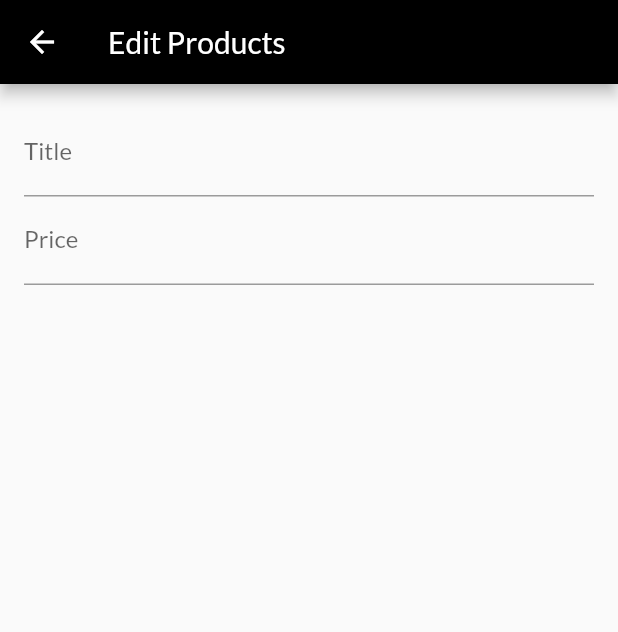
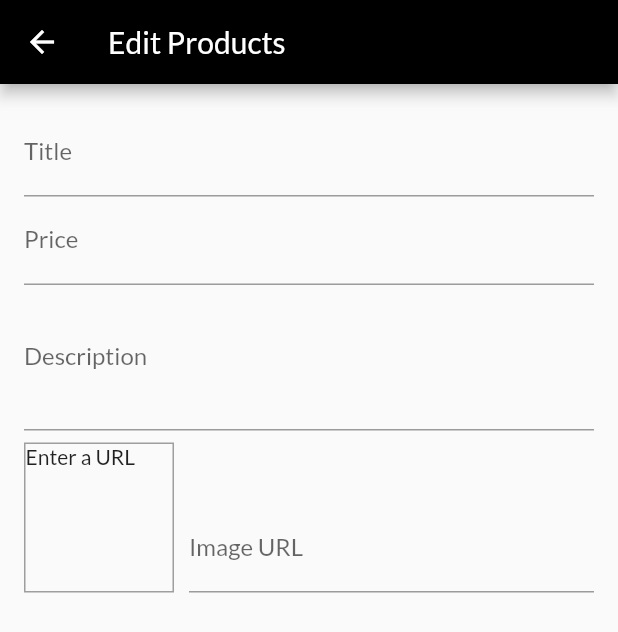
Before and after one commit to ibadasif/shop_app, a Flutter app: the EditProductScreen screen opened by its route, on a phone screen of 412 x 824 dp. Shown: the top 632 px of the screen. Run offline on Flutter 3.47's test engine with Material 2 defaults, Android fonts, the phone set to English and light mode, and no system bars; network calls fail.

Commit message:
Added form fields with focusnode and listeners in edit product screen

```diff
--- a/lib/screens/edit_product_screen.dart
+++ b/lib/screens/edit_product_screen.dart
@@ -8,8 +8,32 @@ class EditProductScreen extends StatefulWidget {
 
 class _EditProductScreenState extends State<EditProductScreen> {
   final _priceFocusNode = FocusNode();
+  final _descriptionFocusNode = FocusNode();
+  final _imageUrlController = TextEditingController();
+  final _imageUrlFoucsNode = FocusNode();
 
   @override
+  void initState() {
+    _imageUrlFoucsNode.addListener(_updateImageUrl);
+    super.initState();
+  }
+
+  @override
+  void dispose() {
+    _imageUrlFoucsNode.removeListener(_updateImageUrl);
+    _priceFocusNode.dispose();
+    _descriptionFocusNode.dispose();
+    _imageUrlController.dispose();
+    _imageUrlFoucsNode.dispose();
+    super.dispose();
+  }
+
+  void _updateImageUrl() {
+    if (!_imageUrlFoucsNode.hasFocus) {
+      setState(() {});
+    }
+  }
+
   Widget build(BuildContext context) {
     return Scaffold(
       appBar: AppBar(
@@ -18,7 +42,8 @@ class _EditProductScreenState extends State<EditProductScreen> {
       body: Padding(
         padding: const EdgeInsets.all(16),
         child: Form(
-          child: ListView(
+          child: SingleChildScrollView(
+            child: Column(
               children: [
                 TextFormField(
                   decoration: InputDecoration(labelText: 'Title'),
@@ -33,8 +58,53 @@ class _EditProductScreenState extends State<EditProductScreen> {
                   textInputAction: TextInputAction.next,
                   keyboardType: TextInputType.number,
                   focusNode: _priceFocusNode,
+                  onFieldSubmitted: (value) {
+                    print(value);
+                    FocusScope.of(context).requestFocus(_descriptionFocusNode);
+                  },
+                ),
+                TextFormField(
+                  decoration: InputDecoration(labelText: 'Description'),
+                  keyboardType: TextInputType.multiline,
+                  maxLines: 3,
+                  focusNode: _descriptionFocusNode,
+                ),
+                Row(
+                  crossAxisAlignment: CrossAxisAlignment.end,
+                  children: [
+                    Container(
+                      width: 100,
+                      height: 100,
+                      margin: EdgeInsets.only(
+                        top: 8,
+                        right: 10,
+                      ),
+                      decoration: BoxDecoration(
+                        border: Border.all(
+                            width: 1, color: Theme.of(context).accentColor),
+                      ),
+                      child: _imageUrlController.text.isEmpty
+                          ? Text('Enter a URL')
+                          : FittedBox(
+                              child: Image.network(
+                                _imageUrlController.text,
+                                fit: BoxFit.cover,
+                              ),
+                            ),
+                    ),
+                    Expanded(
+                      child: TextFormField(
+                        decoration: InputDecoration(labelText: 'Image URL'),
+                        keyboardType: TextInputType.url,
+                        textInputAction: TextInputAction.done,
+                        controller: _imageUrlController,
+                        focusNode: _imageUrlFoucsNode,
+                      ),
                     ),
                   ],
+                ),
+              ],
+            ),
           ),
         ),
       ),
```
Lines whose indentation alone changed are shown as unchanged.
